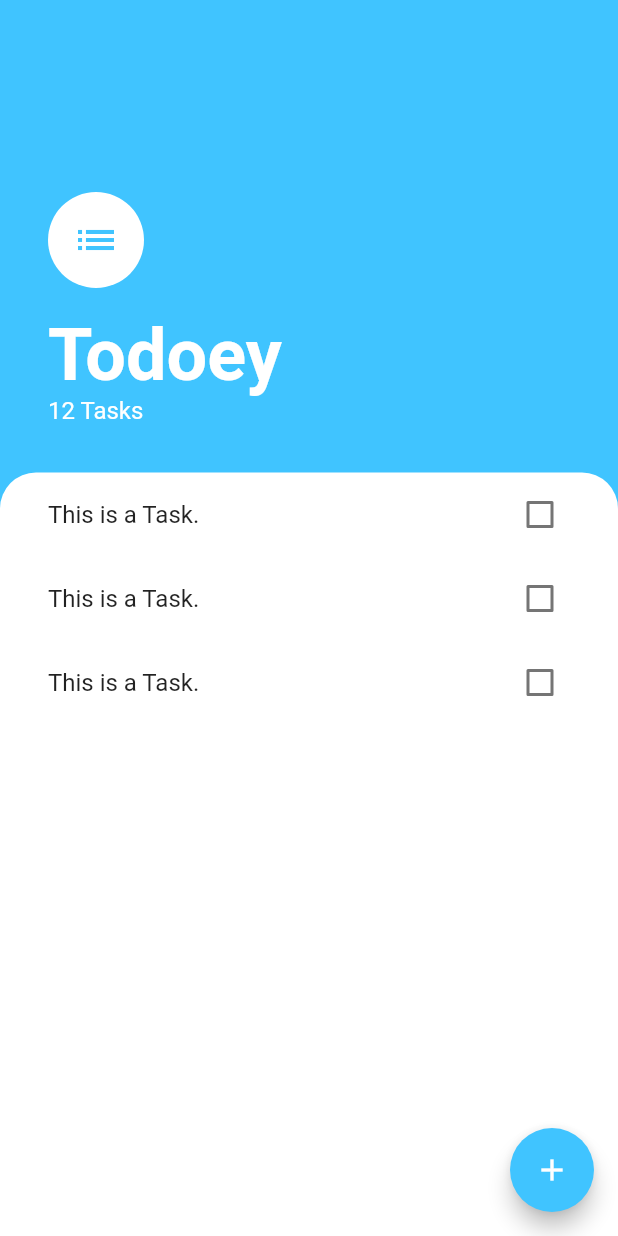
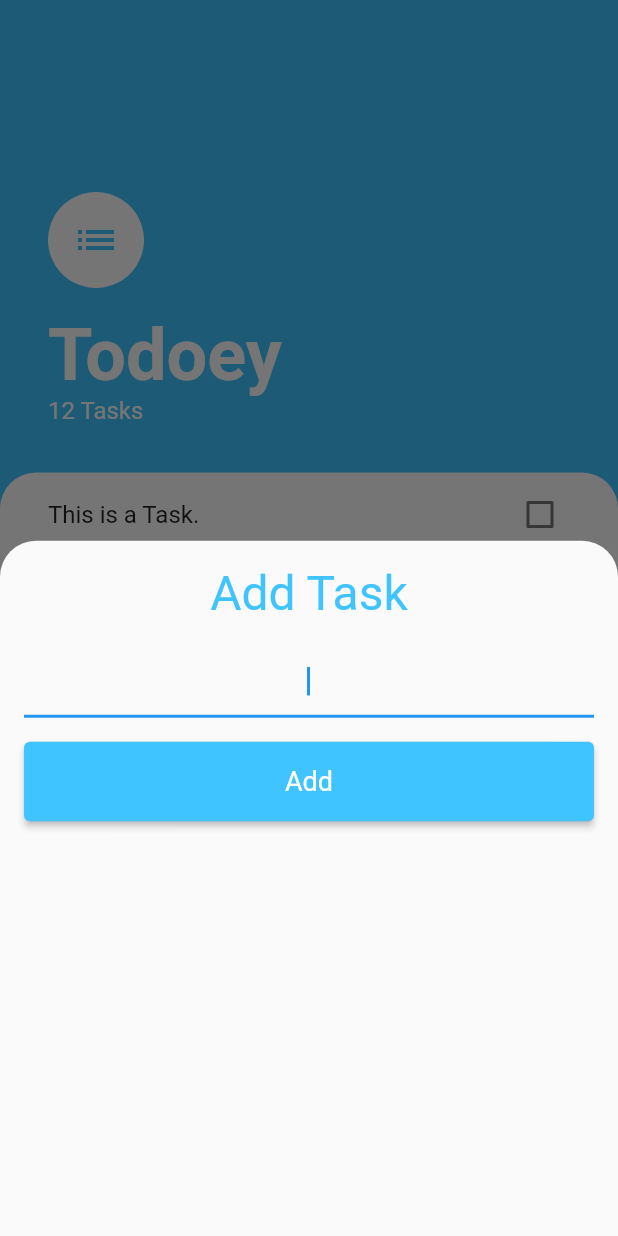
Before and after one commit to FadyFawzyOfficial/todoey, a Flutter app: the screen it shows after launch, after a tap on the "add" icon, on a phone screen of 412 x 824 dp. Run offline on Flutter 3.47's test engine with Material 2 defaults, Android fonts, the phone set to English and light mode, and no system bars.

Commit message:
3. Build AddTaskBottomSheet Widget Design & Pass it to showModalBottomSheet() Function

```diff
--- a/lib/screens/tasks_screen.dart
+++ b/lib/screens/tasks_screen.dart
@@ -1,5 +1,6 @@
 import 'package:flutter/material.dart';
 
+import '../widgets/add_task_bottom_sheet.dart';
 import '../widgets/tasks_list.dart';
 
 class TasksScreen extends StatelessWidget {
@@ -68,7 +69,16 @@ class TasksScreen extends StatelessWidget {
       floatingActionButton: FloatingActionButton(
         backgroundColor: Colors.lightBlueAccent,
         child: const Icon(Icons.add),
-        onPressed: () {},
+        onPressed: () => showModalBottomSheet(
+          context: context,
+          builder: (context) => const AddTaskBottomSheet(),
+          shape: const RoundedRectangleBorder(
+            borderRadius: BorderRadiusDirectional.only(
+              topStart: Radius.circular(24),
+              topEnd: Radius.circular(24),
+            ),
+          ),
+        ),
       ),
     );
   }
--- /dev/null
+++ b/lib/widgets/add_task_bottom_sheet.dart
@@ -0,0 +1,41 @@
+import 'package:flutter/material.dart';
+
+class AddTaskBottomSheet extends StatelessWidget {
+  const AddTaskBottomSheet({super.key});
+
+  @override
+  Widget build(BuildContext context) {
+    return Padding(
+      padding: const EdgeInsetsDirectional.all(16),
+      child: Column(
+        crossAxisAlignment: CrossAxisAlignment.stretch,
+        children: [
+          const Text(
+            'Add Task',
+            textAlign: TextAlign.center,
+            style: TextStyle(
+              color: Colors.lightBlueAccent,
+              fontSize: 32,
+            ),
+          ),
+          const Padding(
+            padding: EdgeInsets.symmetric(vertical: 16),
+            child: TextField(
+              autofocus: true,
+              textAlign: TextAlign.center,
+            ),
+          ),
+          ElevatedButton(
+            onPressed: () {},
+            style: ElevatedButton.styleFrom(
+              textStyle: const TextStyle(fontSize: 18),
+              padding: const EdgeInsetsDirectional.all(16),
+              backgroundColor: Colors.lightBlueAccent,
+            ),
+            child: const Text('Add'),
+          ),
+        ],
+      ),
+    );
+  }
+}
```
